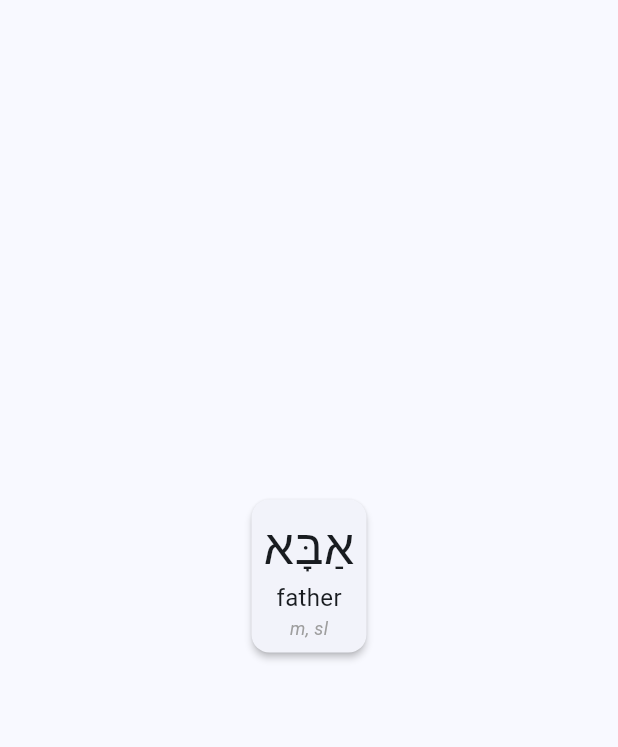
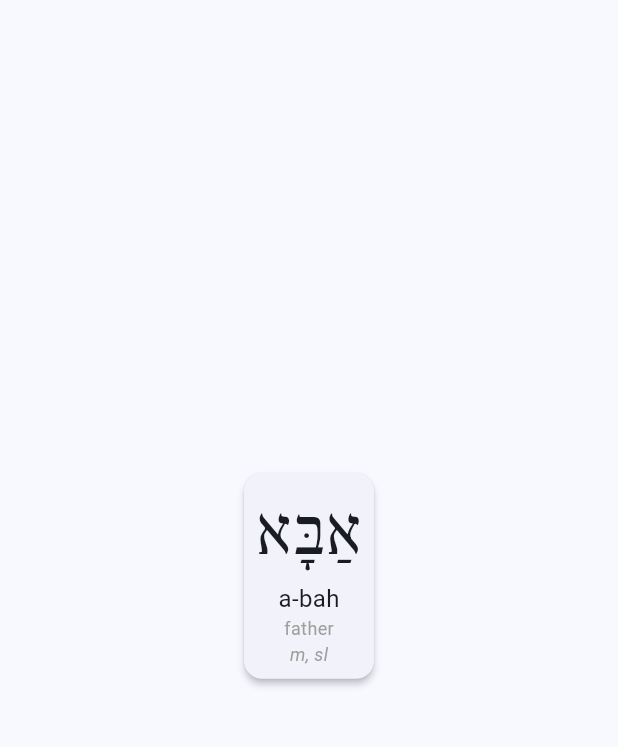
Before and after one commit to koorzenb/flashcard, a Flutter app: the screen it shows after launch, after a tap on "דָבָר", on a phone screen of 412 x 824 dp, the part 84-831 px from its top. Run offline on Flutter 3.47's test engine with Material 2 defaults, Android fonts, the phone set to English and light mode, and no system bars; our stand-ins replace get_storage.

Commit message:
Added new font and pronunciation

```diff
--- a/lib/models/word.dart
+++ b/lib/models/word.dart
@@ -2,17 +2,18 @@ import 'dart:math';
 
 class Word {
   final String hebrew;
+  final String pronunciation;
   final String translation;
   final String? attributes;
 
-  Word({required this.hebrew, required this.translation, this.attributes = ''});
+  Word({required this.hebrew, required this.pronunciation, required this.translation, this.attributes = ''});
 
   static Word getWord() {
     final List<Word> words = [
-      Word(hebrew: "אַבָּא", translation: "father", attributes: 'm, sl'),
-      Word(hebrew: "אִמָא", translation: "mother", attributes: 'f, sl'),
-      Word(hebrew: "יוֹנָה", translation: "dove"),
-      Word(hebrew: "לחם", translation: "bread"),
+      Word(hebrew: "אַבָּא", pronunciation: "a-bah", translation: "father", attributes: 'm, sl'),
+      Word(hebrew: "אִמָא", pronunciation: 'i-mah', translation: "mother", attributes: 'f, sl'),
+      Word(hebrew: "יוֹנָה", pronunciation: "joh-nah", translation: "dove"),
+      Word(hebrew: "לחם", pronunciation: "le-khem", translation: "bread"),
     ];
 
     final randomIndex = Random().nextInt(words.length);
@@ -21,6 +22,7 @@ class Word {
 
   Map<String, dynamic> toJson() => {
         'hebrew': hebrew,
+        'pronunciation': pronunciation,
         'translation': translation,
         "attributes": attributes,
       };
@@ -33,6 +35,7 @@ class Word {
 
   factory Word.fromJson(Map<String, dynamic> json) => Word(
         hebrew: json['hebrew'],
+        pronunciation: json['pronunciation'],
         translation: json["translation"],
         attributes: json['attributes'],
       );
--- a/lib/screens/home_screen.dart
+++ b/lib/screens/home_screen.dart
@@ -1,6 +1,6 @@
-import '../models/word.dart';
 import 'package:flutter/material.dart';
 
+import '../models/word.dart';
 import '../widgets/flash_card.dart';
 
 class HomeScreen extends StatefulWidget {
@@ -12,7 +12,7 @@ class HomeScreen extends StatefulWidget {
 }
 
 class _HomeScreenState extends State<HomeScreen> {
-  Word word = Word(hebrew: "דָבָר", translation: 'word');
+  Word word = Word(hebrew: "דָבָר", pronunciation: 'de-var', translation: 'word');
 
   @override
   Widget build(BuildContext context) {
--- a/lib/widgets/flash_card.dart
+++ b/lib/widgets/flash_card.dart
@@ -1,5 +1,6 @@
+import 'package:flutter/material.dart';
+
 import '../models/word.dart';
-import 'package:flutter/material.dart';
 
 class FlashCard extends StatelessWidget {
   final Word word;
@@ -15,14 +16,17 @@ class FlashCard extends StatelessWidget {
         child: Column(
           mainAxisSize: MainAxisSize.min,
           children: [
-            // const SizedBox(height: 8),
             Text(
               word.hebrew,
-              style: const TextStyle(fontSize: 32),
+              style: const TextStyle(fontSize: 45, fontFamily: "Frank Ruhl Libre"),
+            ),
+            Text(
+              word.pronunciation,
+              style: const TextStyle(fontSize: 16),
             ),
             Text(
               word.translation,
-              style: const TextStyle(fontSize: 16),
+              style: const TextStyle(fontSize: 12, color: Colors.grey),
             ),
             if (word.attributes != null)
               Text(
```
Also changed, not shown: pubspec.yaml (+7 -9 lines), fonts/FrankRuhlLibre-Black.ttf (added), fonts/FrankRuhlLibre-Bold.ttf (added), fonts/FrankRuhlLibre-ExtraBold.ttf (added), fonts/FrankRuhlLibre-Light.ttf (added), fonts/FrankRuhlLibre-Medium.ttf (added), fonts/FrankRuhlLibre-Regular.ttf (added), fonts/FrankRuhlLibre-SemiBold.ttf (added), 1 other file.
